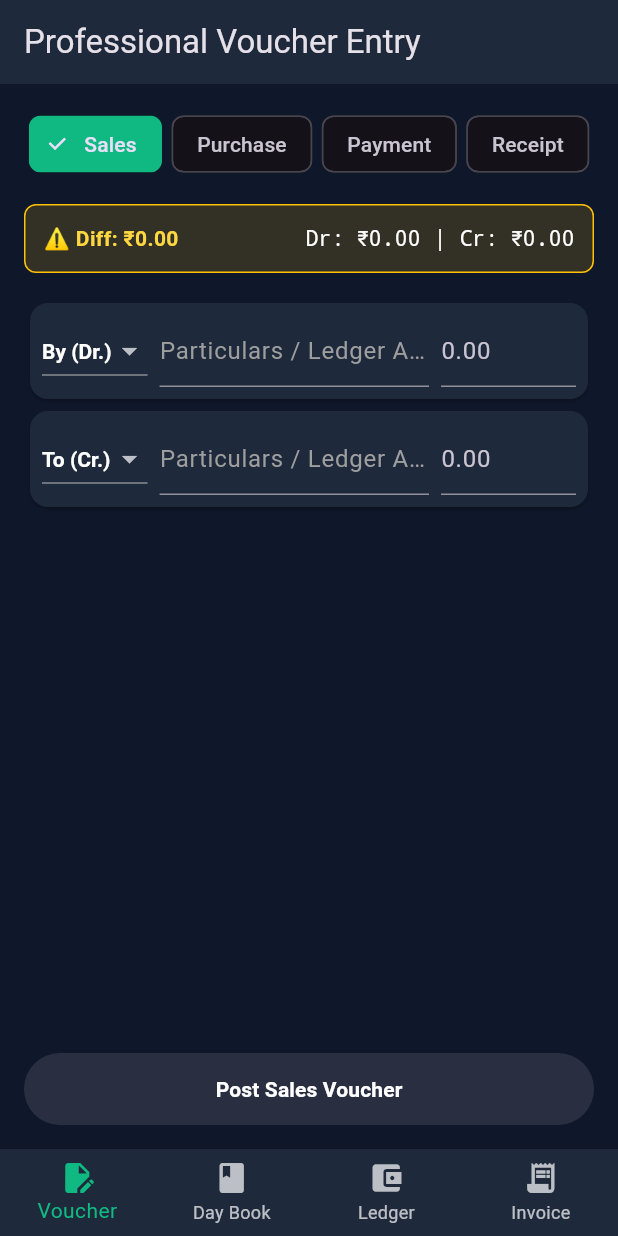
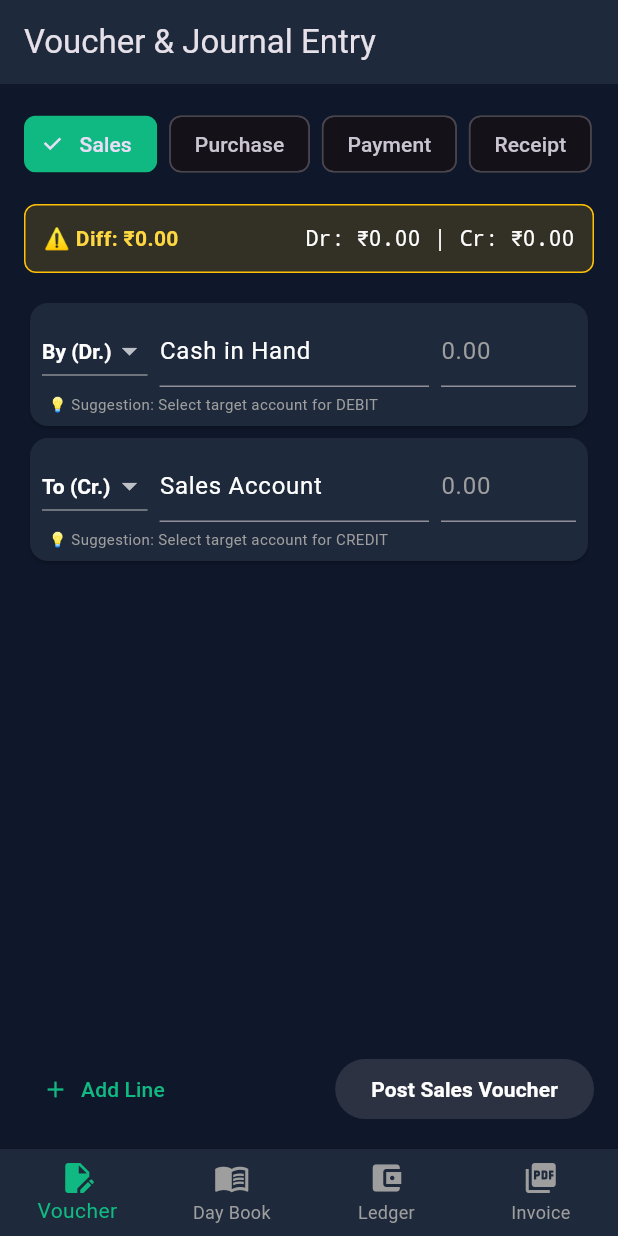
Before and after one commit to divyachoudhary876-rgb/Account-book-Lenden-manager-, a Flutter app: the screen it shows after launch, on a phone screen of 412 x 824 dp. Run offline on Flutter 3.47's test engine with Material 3 defaults, Android fonts, the phone set to English and light mode, and no system bars; our stand-ins replace pdf, printing.

Commit message:
Update main.dart

```diff
--- a/lib/main.dart
+++ b/lib/main.dart
@@ -25,9 +25,6 @@ class AccountingApp extends StatelessWidget {
   }
 }
 
-// ==========================================
-// MAIN NAVIGATION CONTROLLER (BOTTOM BAR + DRAWER)
-// ==========================================
 class MainNavigationScreen extends StatefulWidget {
   const MainNavigationScreen({super.key});
 
@@ -54,22 +51,20 @@ class _MainNavigationScreenState extends State<MainNavigationScreen> {
         onTap: (index) => setState(() => _currentIndex = index),
         backgroundColor: const Color(0xFF1E293B),
         selectedItemColor: const Color(0xFF10B981),
-        unselectedItemColor: Colors.slate,
+        unselectedItemColor: Colors.grey,
         type: BottomNavigationBarType.fixed,
         items: const [
           BottomNavigationBarItem(icon: Icon(Icons.edit_document), label: 'Voucher'),
-          BottomNavigationBarItem(icon: Icon(Icons.book), label: 'Day Book'),
+          BottomNavigationBarItem(icon: Icon(Icons.menu_book), label: 'Day Book'),
           BottomNavigationBarItem(icon: Icon(Icons.account_balance_wallet), label: 'Ledger'),
-          BottomNavigationBarItem(icon: Icon(Icons.receipt_long), label: 'Invoice'),
+          BottomNavigationBarItem(icon: Icon(Icons.picture_as_pdf), label: 'Invoice'),
         ],
       ),
     );
   }
 }
 
-// ==========================================
-// 1. VOUCHER ENTRY SCREEN (WITH TYPES & VALIDATION)
-// ==========================================
+// 1. VOUCHER ENTRY TERMINAL
 class VoucherEntryScreen extends StatefulWidget {
   const VoucherEntryScreen({super.key});
 
@@ -80,7 +75,7 @@ class VoucherEntryScreen extends StatefulWidget {
 class _VoucherEntryScreenState extends State<VoucherEntryScreen> {
   String voucherType = 'Sales';
   final List<Map<String, dynamic>> _entries = [
-    {'type': 'DEBIT', 'account': 'Cash Account', 'amount': 0.0},
+    {'type': 'DEBIT', 'account': 'Cash in Hand', 'amount': 0.0},
     {'type': 'CREDIT', 'account': 'Sales Account', 'amount': 0.0},
   ];
 
@@ -100,29 +95,31 @@ class _VoucherEntryScreenState extends State<VoucherEntryScreen> {
 
     return Scaffold(
       appBar: AppBar(
-        title: const Text('Professional Voucher Entry'),
+        title: const Text('Voucher & Journal Entry'),
         backgroundColor: const Color(0xFF1E293B),
       ),
       body: Padding(
         padding: const EdgeInsets.all(16.0),
         child: Column(
           children: [
-            // Voucher Type Selection
-            Row(
-              mainAxisAlignment: MainAxisAlignment.spaceAround,
-              children: ['Sales', 'Purchase', 'Payment', 'Receipt'].map((type) {
+            SingleChildScrollView(
+              scrollDirection: Axis.horizontal,
+              child: Row(
+                children: ['Sales', 'Purchase', 'Payment', 'Receipt', 'Journal'].map((type) {
                   final isSelected = voucherType == type;
-                return ChoiceChip(
+                  return Padding(
+                    padding: const EdgeInsets.only(right: 8.0),
+                    child: ChoiceChip(
                       label: Text(type),
                       selected: isSelected,
                       selectedColor: emeraldColor,
                       onSelected: (val) => setState(() => voucherType = type),
+                    ),
                   );
                 }).toList(),
               ),
+            ),
             const SizedBox(height: 16),
-
-            // Live Difference Bar
             Container(
               padding: const EdgeInsets.all(12),
               decoration: BoxDecoration(
@@ -134,7 +131,7 @@ class _VoucherEntryScreenState extends State<VoucherEntryScreen> {
                 mainAxisAlignment: MainAxisAlignment.spaceBetween,
                 children: [
                   Text(
-                    _isBalanced ? '✓ Balanced' : '⚠ Diff: ₹${(_totalDebit - _totalCredit).abs().toStringAsFixed(2)}',
+                    _isBalanced ? '✓ Journal Balanced' : '⚠ Diff: ₹${(_totalDebit - _totalCredit).abs().toStringAsFixed(2)}',
                     style: TextStyle(color: _isBalanced ? emeraldColor : Colors.amberAccent, fontWeight: FontWeight.bold),
                   ),
                   Text('Dr: ₹${_totalDebit.toStringAsFixed(2)} | Cr: ₹${_totalCredit.toStringAsFixed(2)}',
@@ -143,8 +140,6 @@ class _VoucherEntryScreenState extends State<VoucherEntryScreen> {
               ),
             ),
             const SizedBox(height: 16),
-
-            // Dynamic Rows
             Expanded(
               child: ListView.builder(
                 itemCount: _entries.length,
@@ -153,7 +148,10 @@ class _VoucherEntryScreenState extends State<VoucherEntryScreen> {
                     color: const Color(0xFF1E293B),
                     child: Padding(
                       padding: const EdgeInsets.all(8.0),
-                      child: Row(
+                      child: Column(
+                        crossAxisAlignment: CrossAxisAlignment.start,
+                        children: [
+                          Row(
                             children: [
                               DropdownButton<String>(
                                 value: _entries[index]['type'],
@@ -168,10 +166,11 @@ class _VoucherEntryScreenState extends State<VoucherEntryScreen> {
                               const SizedBox(width: 8),
                               Expanded(
                                 child: TextField(
+                                  controller: TextEditingController(text: _entries[index]['account']),
                                   style: const TextStyle(color: Colors.white),
-                              decoration: InputDecoration(
-                                hintText: 'Particulars / Ledger Account',
-                                hintStyle: const TextStyle(color: Colors.grey),
+                                  decoration: const InputDecoration(
+                                    hintText: 'Account ID/Name',
+                                    hintStyle: TextStyle(color: Colors.grey),
                                   ),
                                   onChanged: (val) => _entries[index]['account'] = val,
                                 ),
@@ -182,7 +181,10 @@ class _VoucherEntryScreenState extends State<VoucherEntryScreen> {
                                 child: TextField(
                                   keyboardType: TextInputType.number,
                                   style: const TextStyle(color: Colors.white),
-                              decoration: const InputDecoration(hintText: '0.00'),
+                                  decoration: const InputDecoration(
+                                    hintText: '0.00',
+                                    hintStyle: TextStyle(color: Colors.grey),
+                                  ),
                                   onChanged: (val) {
                                     setState(() {
                                       _entries[index]['amount'] = double.tryParse(val) ?? 0.0;
@@ -192,23 +194,46 @@ class _VoucherEntryScreenState extends State<VoucherEntryScreen> {
                               ),
                             ],
                           ),
+                          Padding(
+                            padding: const EdgeInsets.only(top: 4.0, left: 4.0),
+                            child: Text(
+                              '💡 Suggestion: Select target account for ${_entries[index]['type']}',
+                              style: const TextStyle(color: Colors.grey, fontSize: 10),
+                            ),
+                          )
+                        ],
+                      ),
                     ),
                   );
                 },
               ),
             ),
+            Row(
+              mainAxisAlignment: MainAxisAlignment.spaceBetween,
+              children: [
+                TextButton.icon(
+                  onPressed: () {
+                    setState(() {
+                      _entries.add({'type': 'DEBIT', 'account': '', 'amount': 0.0});
+                    });
+                  },
+                  icon: const Icon(Icons.add, color: emeraldColor),
+                  label: const Text('Add Line', style: TextStyle(color: emeraldColor)),
+                ),
                 ElevatedButton(
                   onPressed: _isBalanced ? () {
                     ScaffoldMessenger.of(context).showSnackBar(
-                  const SnackBar(content: Text('Voucher Saved & Ledger Updated Successfully!')),
+                      SnackBar(content: Text('$voucherType Voucher Posted Successfully!')),
                     );
                   } : null,
                   style: ElevatedButton.styleFrom(
                     backgroundColor: emeraldColor,
-                minimumSize: const Size.fromHeight(48),
+                    disabledBackgroundColor: Colors.grey.withOpacity(0.2),
                   ),
-              child: const Text('Post $voucherType Voucher', style: TextStyle(color: Colors.white, fontWeight: FontWeight.bold)),
+                  child: Text('Post $voucherType Voucher', style: const TextStyle(color: Colors.white, fontWeight: FontWeight.bold)),
                 ),
+              ],
+            )
           ],
         ),
       ),
@@ -216,21 +241,19 @@ class _VoucherEntryScreenState extends State<VoucherEntryScreen> {
   }
 }
 
-// ==========================================
-// 2. DAY BOOK SCREEN (DOUBLE ENTRY VIEW)
-// ==========================================
+// 2. DAY BOOK SCREEN
 class DayBookScreen extends StatelessWidget {
   const DayBookScreen({super.key});
 
   @override
   Widget build(BuildContext context) {
     return Scaffold(
-      appBar: AppBar(title: const Text('Day Book'), backgroundColor: const Color(0xFF1E293B)),
+      appBar: AppBar(title: const Text('Day Book (Double Entry)'), backgroundColor: const Color(0xFF1E293B)),
       body: ListView(
         padding: const EdgeInsets.all(12),
         children: [
-          _buildDayBookTile('VOUCH-001', 'By Cash A/c (Dr.)', 'To Sales A/c (Cr.)', '15,000.00', '28 Aug 2026'),
-          _buildDayBookTile('VOUCH-002', 'By Stationery Expense A/c (Dr.)', 'To Bank A/c (Cr.)', '1,200.00', '28 Aug 2026'),
+          _buildDayBookTile('VOUCH-1001', 'By Cash in Hand (Dr.)', 'To Sales Account (Cr.)', '15,000.00', '28 Aug 2026'),
+          _buildDayBookTile('VOUCH-1002', 'By Office Stationery (Dr.)', 'To HDFC Bank A/c (Cr.)', '1,200.00', '28 Aug 2026'),
         ],
       ),
     );
@@ -246,18 +269,16 @@ class DayBookScreen extends StatelessWidget {
           crossAxisAlignment: CrossAxisAlignment.start,
           children: [
             Text(cr, style: const TextStyle(color: Colors.grey)),
-            Text('Voucher #: $vouchNo | Date: $date', style: const TextStyle(color: Colors.slate, fontSize: 11)),
+            Text('Voucher #: $vouchNo | Date: $date', style: const TextStyle(color: Colors.grey, fontSize: 11)),
           ],
         ),
-        trailing: Text('₹$amount', style: const TextStyle(color: Colors.white, fontWeight: FontWeight.bold, fontSize: 16)),
+        trailing: Text('₹$amount', style: const TextStyle(color: Colors.white, fontWeight: FontWeight.bold, fontSize: 15, fontFamily: 'monospace')),
       ),
     );
   }
 }
 
-// ==========================================
-// 3. LEDGER BOOK SCREEN (BALANCE TRACKING)
-// ==========================================
+// 3. LEDGER BOOK SCREEN
 class LedgerBookScreen extends StatelessWidget {
   const LedgerBookScreen({super.key});
 
@@ -273,8 +294,8 @@ class LedgerBookScreen extends StatelessWidget {
             child: Row(
               mainAxisAlignment: MainAxisAlignment.spaceBetween,
               children: const [
-                Text('Account: Cash in Hand', style: TextStyle(color: Colors.white, fontWeight: FontWeight.bold)),
-                Text('Balance: ₹43,800.00 Dr', style: TextStyle(color: Color(0xFF10B981), fontWeight: FontWeight.bold)),
+                Text('Account: Cash in Hand', style: TextStyle(color: Colors.white, fontWeight: FontWeight.bold, fontSize: 16)),
+                Text('Balance: ₹58,800.00 Dr', style: TextStyle(color: Color(0xFF10B981), fontWeight: FontWeight.bold, fontSize: 16, fontFamily: 'monospace')),
               ],
             ),
           ),
@@ -283,15 +304,15 @@ class LedgerBookScreen extends StatelessWidget {
               padding: const EdgeInsets.all(12),
               children: const [
                 ListTile(
-                  title: Text('To Sales Account'),
-                  subtitle: Text('Voucher: VOUCH-001'),
-                  trailing: Text('+ ₹15,000.00', style: TextStyle(color: Color(0xFF10B981))),
+                  title: Text('To Sales Account', style: TextStyle(color: Colors.white)),
+                  subtitle: Text('28 Aug 2026 | Voucher #VOUCH-1001', style: TextStyle(color: Colors.grey)),
+                  trailing: Text('+ ₹15,000.00', style: TextStyle(color: Color(0xFF10B981), fontFamily: 'monospace', fontWeight: FontWeight.bold)),
                 ),
-                Divider(color: Colors.slate),
+                Divider(color: Colors.grey),
                 ListTile(
-                  title: Text('By Office Expense'),
-                  subtitle: Text('Voucher: VOUCH-002'),
-                  trailing: Text('- ₹1,200.00', style: TextStyle(color: Colors.roseAccent)),
+                  title: Text('By Office Expense', style: TextStyle(color: Colors.white)),
+                  subtitle: Text('28 Aug 2026 | Voucher #VOUCH-1002', style: TextStyle(color: Colors.grey)),
+                  trailing: Text('- ₹1,200.00', style: TextStyle(color: Colors.redAccent, fontFamily: 'monospace', fontWeight: FontWeight.bold)),
                 ),
               ],
             ),
@@ -302,24 +323,22 @@ class LedgerBookScreen extends StatelessWidget {
   }
 }
 
-// ==========================================
-// 4. PROFESSIONAL INVOICE PDF GENERATOR
-// ==========================================
+// 4. TAX INVOICE PDF GENERATOR
 class InvoiceScreen extends StatelessWidget {
   const InvoiceScreen({super.key});
 
   @override
   Widget build(BuildContext context) {
     return Scaffold(
-      appBar: AppBar(title: const Text('Tax Invoice Generator'), backgroundColor: const Color(0xFF1E293B)),
+      appBar: AppBar(title: const Text('Tax Invoice Engine'), backgroundColor: const Color(0xFF1E293B)),
       body: Center(
         child: ElevatedButton.icon(
           style: ElevatedButton.styleFrom(
             backgroundColor: const Color(0xFF10B981),
-            padding: const EdgeInsets.symmetric(horizontal: 24, vertical: 12),
+            padding: const EdgeInsets.symmetric(horizontal: 24, vertical: 14),
           ),
-          icon: const Icon(Icons.picture_as_pdf, color: Colors.white),
-          label: const Text('Generate Professional Tax Invoice PDF', style: TextStyle(color: Colors.white)),
+          icon: const Icon(Icons.print, color: Colors.white),
+          label: const Text('Generate Professional PDF Invoice', style: TextStyle(color: Colors.white, fontWeight: FontWeight.bold)),
           onPressed: () => _generateInvoicePDF(),
         ),
       ),
@@ -336,7 +355,7 @@ class InvoiceScreen extends StatelessWidget {
           return pw.Padding(
             padding: const pw.EdgeInsets.all(24),
             child: pw.Column(
-              cross: pw.CrossAxisAlignment.start,
+              crossAxisAlignment: pw.CrossAxisAlignment.start,
               children: [
                 pw.Row(
                   mainAxisAlignment: pw.MainAxisAlignment.spaceBetween,
@@ -371,7 +390,7 @@ class InvoiceScreen extends StatelessWidget {
                       child: pw.Column(
                         cross: pw.CrossAxisAlignment.start,
                         children: [
-                          pw.Text('PARTY DETAILS:', style: pw.TextStyle(fontWeight: pw.FontWeight.bold, fontSize: 8)),
+                          pw.Text('BILLED TO (PARTY):', style: pw.TextStyle(fontWeight: pw.FontWeight.bold, fontSize: 8)),
                           pw.Text('M/s Sharma & Sons', style: pw.TextStyle(fontWeight: pw.FontWeight.bold)),
                           pw.Text('Jaipur, Rajasthan'),
                           pw.Text('GSTIN: 08BBBPS1234A1ZD'),
@@ -388,7 +407,7 @@ class InvoiceScreen extends StatelessWidget {
                           pw.Text('BANK DETAILS:', style: pw.TextStyle(fontWeight: pw.FontWeight.bold, fontSize: 8)),
                           pw.Text('Bank: State Bank of India'),
                           pw.Text('A/C No: 330011223344'),
-                          pw.Text('IFSC: SBIN0001234'),
+                          pw.Text('IFSC Code: SBIN0001234'),
                         ],
                       ),
                     ),
```
Lines whose indentation alone changed are shown as unchanged.
